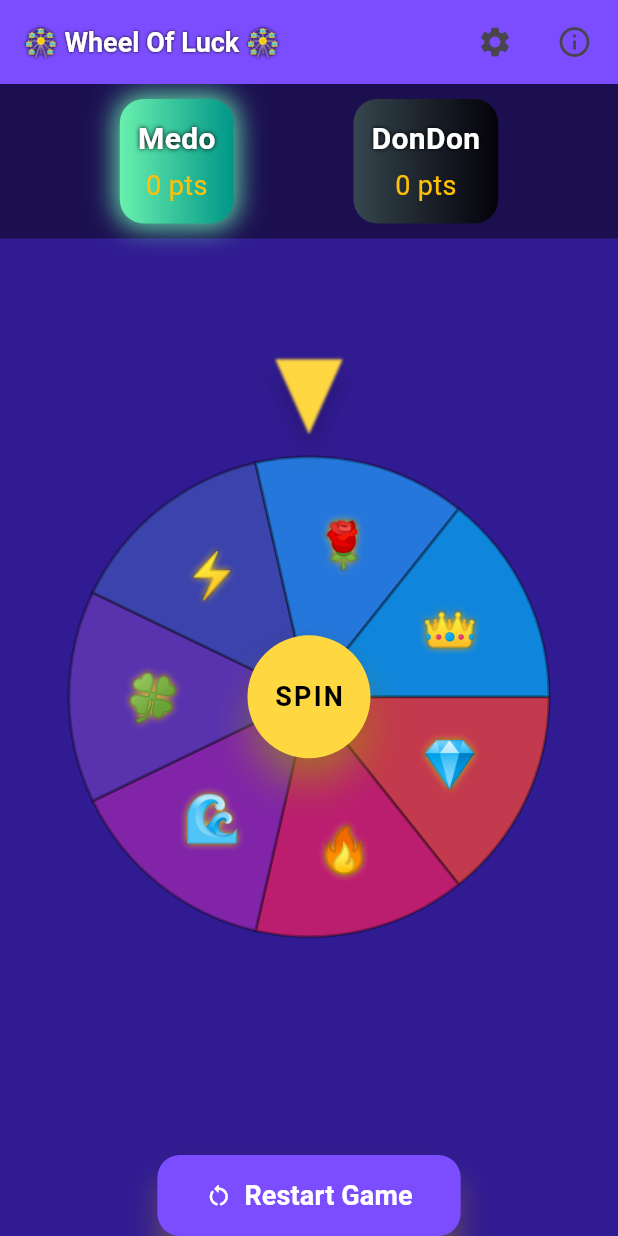
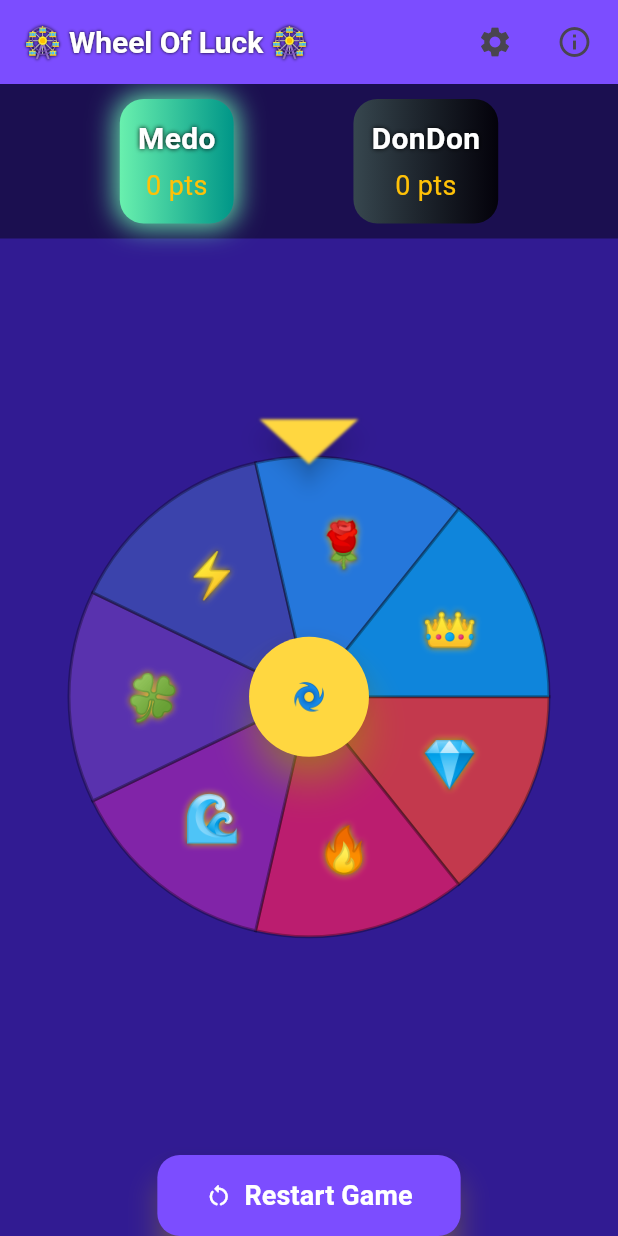
Before and after one commit to EMAM1999/Wheel-Of-Luck, a Flutter app: the screen it shows after launch, on a phone screen of 412 x 824 dp. Run offline on Flutter 3.47's test engine with Material 3 defaults, Android fonts, the light colour scheme and no system bars; our stand-ins replace shared_preferences.

Commit message:
FIX the alignment of the title

```diff
--- a/lib/screens/game_screen.dart
+++ b/lib/screens/game_screen.dart
@@ -68,7 +68,7 @@ class _GameScreenState extends State<GameScreen> {
           "🎡 Wheel Of Luck 🎡",
           style: TextStyle(
             fontWeight: FontWeight.bold,
-            fontSize: 18,
+            fontSize: 20,
             color: Colors.white,
             shadows: [Shadow(color: Colors.black, blurRadius: 2)],
           ),
--- a/lib/widgets/decorated_wheel.dart
+++ b/lib/widgets/decorated_wheel.dart
@@ -99,7 +99,7 @@ class _DecoratedWheelState extends State<DecoratedWheel>
             elevation: 10,
           ),
           child: const Text(
-            "SPIN",
+            "🌀",
             style: TextStyle(
               color: Colors.black,
               fontWeight: FontWeight.bold,
@@ -111,9 +111,9 @@ class _DecoratedWheelState extends State<DecoratedWheel>
 
         // 🧭 Pointer (fixed)
         Positioned(
-          top: 0,
+          top: 20,
           child: CustomPaint(
-            size: const Size(75, 50),
+            size: const Size(110, 30),
             painter: PointerPainter(),
           ),
         ),
```
Also changed, not shown: 1 other file.
